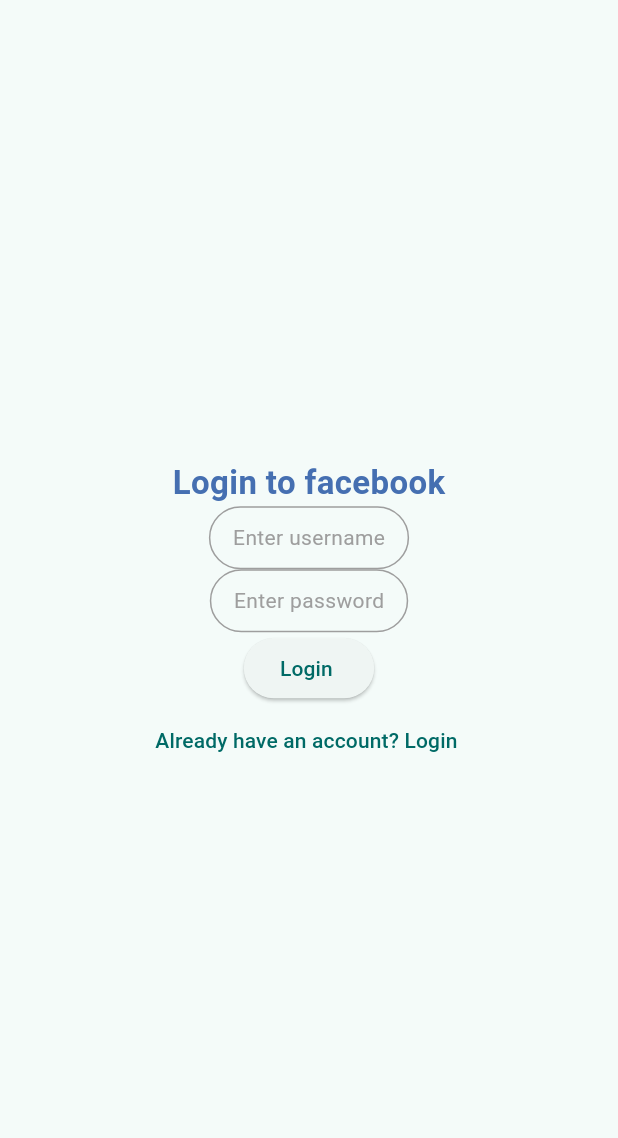
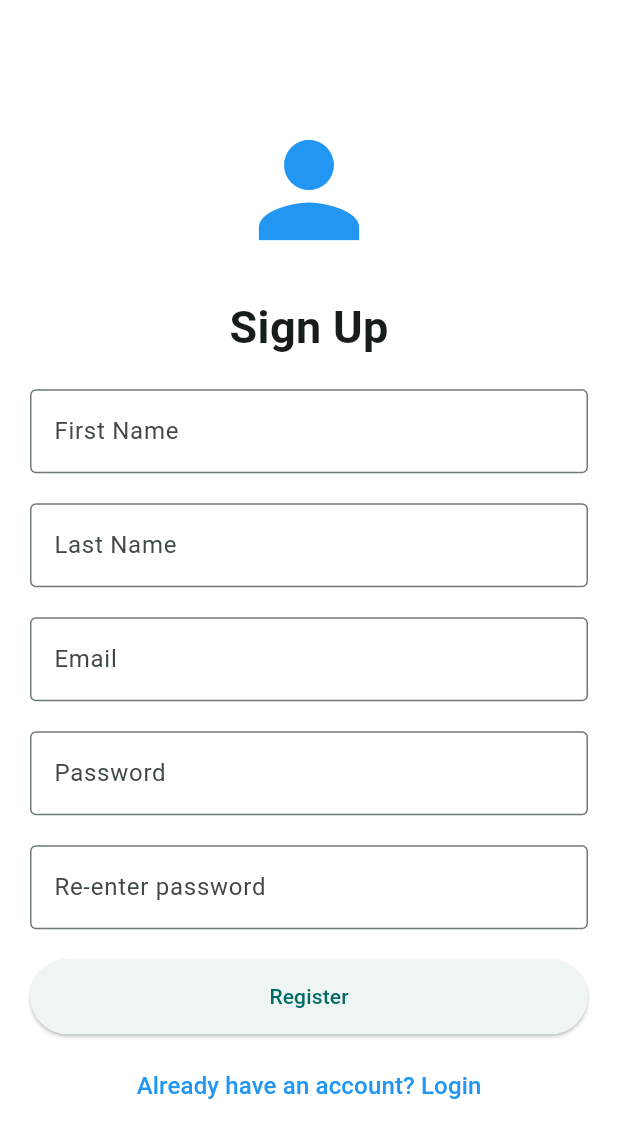
Before and after one commit to bookquotesgirl/LittUp-app, a Flutter app: the SignupPage screen opened directly, on a phone screen of 412 x 824 dp. Shown: the top 1138 px of the screen. Run offline on Flutter 3.47's test engine with Material 3 defaults, Android fonts, the phone set to English and light mode, and no system bars.

Commit message:
added sign up page

```diff
--- a/lib/home.dart
+++ b/lib/home.dart
@@ -10,9 +10,10 @@ class HomePage extends StatefulWidget{
 
 class _HomePageState extends State<HomePage>{
   @override
-  Widget build(BuildContext context) {
-    // TODO: implement build
-    throw UnimplementedError();
-  }
+Widget build(BuildContext context){
+      return Scaffold(
+      backgroundColor: const Color.fromARGB(255, 255, 255, 255),
+      );
+}
 
 }
--- a/lib/signUp.dart
+++ b/lib/signUp.dart
@@ -1,87 +1,127 @@
 import 'package:flutter/material.dart';
 import 'login.dart';
+
 class SignupPage extends StatefulWidget{
   const SignupPage({super.key});
 
 @override
-  State<SignupPage> createState() =>_SignUpPageState();
+  State<SignupPage> createState() =>_SignupPageState();
 
 
 }
 
-class _SignUpPageState extends State<SignupPage>{
-  Widget? get child => null;
+class _SignupPageState extends State<SignupPage>{
+ final _formKey=GlobalKey<FormState>();
+ final TextEditingController _emailController=TextEditingController();
+ final TextEditingController _passwordController=TextEditingController();
+ final TextEditingController _confirmPasswordController=TextEditingController();
+ final TextEditingController _firstNameController=TextEditingController();
+ final TextEditingController _lastNameController=TextEditingController();
 
+
+void _register(){
+  if(_formKey.currentState!.validate()){
+                    Navigator.push(context, MaterialPageRoute(builder: (context)=> const LoginPage()));
+
+  }
+}
   @override
 Widget build(BuildContext context){
       return Scaffold(
+      backgroundColor: const Color.fromARGB(255, 255, 255, 255),
         body: Center(
-          child: Column(
-            mainAxisAlignment: MainAxisAlignment.center,
-            crossAxisAlignment: CrossAxisAlignment.center,
-           children: [
+          child: Padding(padding:const EdgeInsets.all(20.0),
+          child: Form(
+            key: _formKey,
+            child: SingleChildScrollView(
+              child: Column(
+                mainAxisAlignment: MainAxisAlignment.center,
 
-            const Text(
-              "Login to facebook",
-            style:TextStyle(
-color: Color.fromARGB(255, 69, 111, 177),
-                fontSize: 22,
-                fontWeight: FontWeight.bold,
+              children: [
+                const Icon(Icons.person,size:100,color: Colors.blue),
+                const SizedBox(height: 20),
+                const Text('Sign Up', style: TextStyle(fontSize: 30,fontWeight: FontWeight.bold)),
+                const SizedBox(height: 20),
+                TextFormField(
+                  controller: _firstNameController,
+                  decoration: const InputDecoration(labelText: 'First Name',border: OutlineInputBorder()),
+                  keyboardType: TextInputType.name,
+                  validator: (value) {
+                    if(value==null||value.isEmpty){
+                      return 'Enter first name';}
+                    return null;
+                  },
+                ),
+                const SizedBox(height: 20),
+                TextFormField(
+                  controller: _lastNameController,
+                  decoration: const InputDecoration(labelText: 'Last Name',border: OutlineInputBorder()),
+                  keyboardType: TextInputType.name,
+
+                ),
+                const SizedBox(height: 20),
+                TextFormField(
+                  controller: _emailController,
+                  decoration: const InputDecoration(labelText: 'Email',border: OutlineInputBorder()),
+                  keyboardType: TextInputType.emailAddress,
+                  validator: (value) {
+                    if(value==null||value.isEmpty){
+                      return 'Enter email';}
+                    if(!RegExp(r'\S+@\S+\.\S+').hasMatch(value)){
+                      return 'Enter valid email';
+                    }
+                    return null;
+                  },
+                ),
+                const SizedBox(height: 20),
+                TextFormField(
+                  controller: _passwordController,
+                  decoration: const InputDecoration(labelText: 'Password',border: OutlineInputBorder()),
+                  obscureText: true,
+                  keyboardType: TextInputType.visiblePassword,
+                  validator: (value) {
+                    if(value==null||value.isEmpty){
+                      return 'Enter pasword';}
+                    if(value.length<6){
+                      return 'Password too short';
+                    }
+                    return null;
+                  },
+                ),
+                const SizedBox(height: 20),
+
+                TextFormField(
+                  controller: _confirmPasswordController,
+                  decoration: const InputDecoration(labelText: 'Re-enter password',border: OutlineInputBorder()),
+                  obscureText: true,
+                  keyboardType: TextInputType.visiblePassword,
+                  validator: (value) {
+                    if(value==null||value.isEmpty){
+                      return 'Enter pasword';}
+                    if(value!=_passwordController.text){
+                      return 'Passwords do not match';
+                    }
+                    return null;
+                  },
+                ),
+                const SizedBox(height: 20),
+                SizedBox(
+                  width: double.infinity,//what does this do
+                  height: 50,
+                  child: ElevatedButton(onPressed: _register, child: const Text('Register')),
+                ),
+                const SizedBox(height: 10),
+                TextButton( child: const Text("Already have an account? Login",
+                style:TextStyle(color: Colors.blue,fontSize: 16)), onPressed:(){
+          Navigator.push(context, MaterialPageRoute(builder: (context)=> const LoginPage()));
+                }
+                )
+              ],
             )
-            ),
-
-
-
-          Container(
-            padding: const EdgeInsets.symmetric(horizontal: 15, vertical: 10),
-            decoration: BoxDecoration(
-              border: Border.all(color: Colors.grey),
-              borderRadius: BorderRadius.circular(30),
-            ),
-            child: const Text(
-              "Enter username",
-              style: TextStyle(color: Colors.grey),
-            ),
-
+            )
           ),
-
-
-
-
-          Container(
-            padding: const EdgeInsets.symmetric(horizontal: 15, vertical: 10),
-            decoration: BoxDecoration(
-              border: Border.all(color: Colors.grey),
-              borderRadius: BorderRadius.circular(30),
-            ),
-            child: const Text(
-              "Enter password",
-              style: TextStyle(color: Colors.grey),
-            ),
-
-          ),
-
-
-ElevatedButton(
-  onPressed: () {},
-  child: const Text("Login "),
-),
-
-
-
-TextButton(
-  onPressed: () {
-          Navigator.push(context, MaterialPageRoute(builder: (context)=> const LoginPage()));
-
-  },
-  child: const Text("Already have an account? Login "),
-)
-
-
-
-          ]),//don't clear
         ),
-        );
-
+        )
+      );
 }
 }
```
